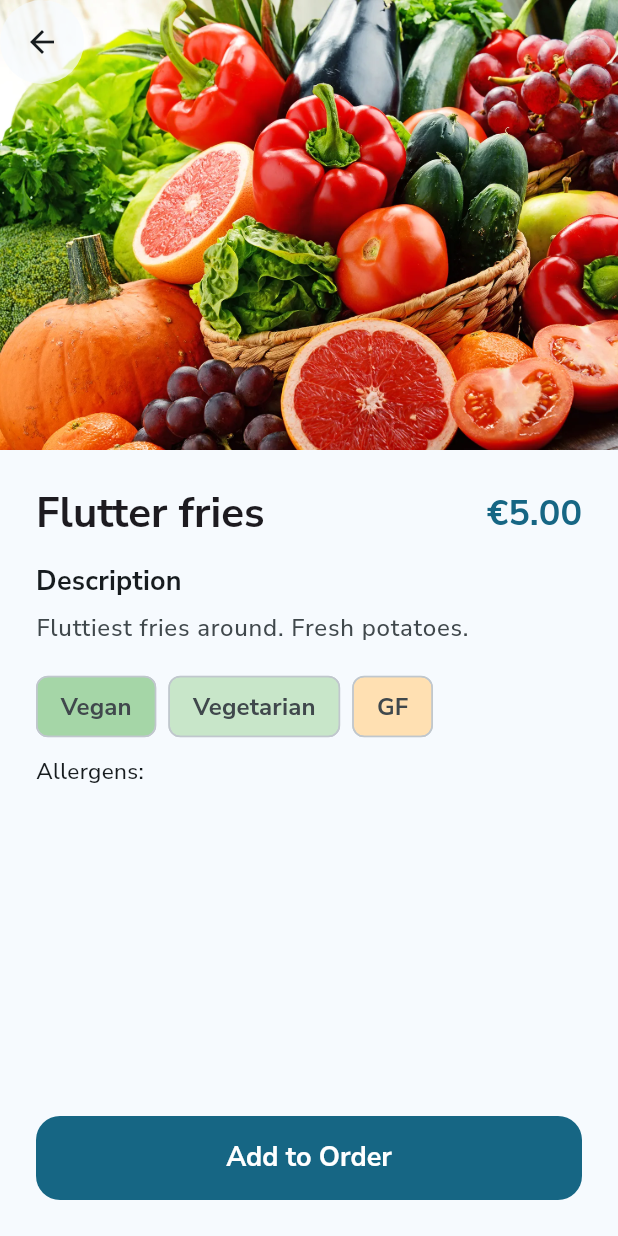
After one commit to Stenation/Group10, a Flutter app: the MenuScreen screen opened directly, after a tap on "Flutter fries", on a phone screen of 412 x 824 dp. The commit adds this screen. Run offline on Flutter 3.47's test engine with Material 3 defaults, Android fonts, the phone set to English and light mode, and no system bars; our stand-ins replace google_fonts.

Commit message:
Add details screen (#10)
* Change menu cards to InkWells

* Add placeholder menu item image

* Update menu items to include image

* Add details screen

* Add misc details

```diff
--- a/03-restaurant-app/lib/models/menu_item.dart
+++ b/03-restaurant-app/lib/models/menu_item.dart
@@ -2,10 +2,20 @@ class MenuItem {
   final String name;
   final String description;
   final double price;
+  final bool isVegan;
+  final bool isVegetarian;
+  final bool isGlutenFree;
+  final List<String> allergens;
+  final String imagePath;
 
   const MenuItem({
     required this.name,
     required this.description,
     required this.price,
+    required this.imagePath,
+    this.isVegan = false,
+    this.isVegetarian = false,
+    this.isGlutenFree = false,
+    this.allergens = const [],
   });
 }
--- /dev/null
+++ b/03-restaurant-app/lib/presentation/screens/details_screen.dart
@@ -0,0 +1,150 @@
+import 'package:flutter/material.dart';
+import 'package:week03/models/menu_item.dart';
+
+class DetailsScreen extends StatelessWidget {
+  final MenuItem item;
+
+  const DetailsScreen({super.key, required this.item});
+
+  @override
+  Widget build(BuildContext context) {
+    final theme = Theme.of(context);
+    final colorScheme = theme.colorScheme;
+
+    return Scaffold(
+      extendBodyBehindAppBar: true,
+      appBar: AppBar(
+        backgroundColor: Colors.transparent,
+        elevation: 0,
+        leading: CircleAvatar(
+          backgroundColor: colorScheme.surface.withValues(alpha: 0.7),
+          child: BackButton(color: colorScheme.onSurface),
+        ),
+      ),
+      body: Column(
+        children: [
+          Container(
+            height: 300,
+            width: double.infinity,
+            decoration: BoxDecoration(
+              color: colorScheme.primaryContainer,
+              image: DecorationImage(
+                image: Image.asset(item.imagePath).image,
+                fit: BoxFit.cover,
+              ),
+            ),
+          ),
+
+          Expanded(
+            child: Container(
+              padding: const EdgeInsets.all(24),
+              decoration: BoxDecoration(
+                color: colorScheme.surface,
+                borderRadius: const BorderRadius.vertical(
+                  top: Radius.circular(30),
+                ),
+              ),
+              child: Column(
+                crossAxisAlignment: CrossAxisAlignment.start,
+                children: [
+                  Row(
+                    mainAxisAlignment: MainAxisAlignment.spaceBetween,
+                    children: [
+                      Expanded(
+                        child: Text(
+                          item.name,
+                          style: theme.textTheme.headlineMedium?.copyWith(
+                            fontWeight: FontWeight.bold,
+                          ),
+                        ),
+                      ),
+                      Text(
+                        '€${item.price.toStringAsFixed(2)}',
+                        style: theme.textTheme.headlineSmall?.copyWith(
+                          color: colorScheme.primary,
+                          fontWeight: FontWeight.bold,
+                        ),
+                      ),
+                    ],
+                  ),
+                  const SizedBox(height: 16),
+                  Text(
+                    "Description",
+                    style: theme.textTheme.titleMedium?.copyWith(
+                      fontWeight: FontWeight.bold,
+                    ),
+                  ),
+                  const SizedBox(height: 8),
+                  Text(
+                    item.description,
+                    style: theme.textTheme.bodyLarge?.copyWith(
+                      color: colorScheme.onSurfaceVariant,
+                      height: 1.5,
+                    ),
+                  ),
+
+                  const SizedBox(height: 16),
+
+                  Wrap(
+                    spacing: 8,
+                    children: [
+                      if (item.isVegan)
+                        Chip(
+                          label: Text('Vegan'),
+                          backgroundColor: Colors.green.shade200,
+                        ),
+                      if (item.isVegetarian)
+                        Chip(
+                          label: Text('Vegetarian'),
+                          backgroundColor: Colors.green.shade100,
+                        ),
+                      if (item.isGlutenFree)
+                        Chip(
+                          label: Text('GF'),
+                          backgroundColor: Colors.orange.shade100,
+                        ),
+                    ],
+                  ),
+                  Padding(
+                    padding: const EdgeInsets.only(top: 8.0),
+                    child: Text('Allergens: ${item.allergens.join(", ")}'),
+                  ),
+
+                  const Spacer(),
+
+                  SizedBox(
+                    width: double.infinity,
+                    height: 56,
+                    child: ElevatedButton(
+                      onPressed: () {
+                        ScaffoldMessenger.of(context).showSnackBar(
+                          SnackBar(
+                            content: Text('${item.name} added to cart!'),
+                          ),
+                        );
+                      },
+                      style: ElevatedButton.styleFrom(
+                        backgroundColor: colorScheme.primary,
+                        foregroundColor: colorScheme.onPrimary,
+                        shape: RoundedRectangleBorder(
+                          borderRadius: BorderRadius.circular(16),
+                        ),
+                      ),
+                      child: const Text(
+                        'Add to Order',
+                        style: TextStyle(
+                          fontSize: 18,
+                          fontWeight: FontWeight.bold,
+                        ),
+                      ),
+                    ),
+                  ),
+                ],
+              ),
+            ),
+          ),
+        ],
+      ),
+    );
+  }
+}
--- a/03-restaurant-app/lib/presentation/screens/menu_screen.dart
+++ b/03-restaurant-app/lib/presentation/screens/menu_screen.dart
@@ -1,4 +1,5 @@
 import 'package:flutter/material.dart';
+import 'package:week03/presentation/screens/details_screen.dart';
 
 import '../../data/menu_data.dart';
 
@@ -31,24 +32,38 @@ class MenuScreen extends StatelessWidget {
                 child: Text(category.name, style: theme.textTheme.titleLarge),
               ),
               ...category.items.map((item) {
-                return Container(
+                return Card(
                   margin: const EdgeInsets.symmetric(
                     vertical: 7,
                     horizontal: 4,
                   ),
-                  padding: const EdgeInsets.all(14),
-                  decoration: BoxDecoration(
+                  clipBehavior:
+                      Clip.hardEdge, // Ensures ripple stays inside corners
                   color: colorScheme.surfaceContainerLow,
+                  elevation: 0,
+                  shape: RoundedRectangleBorder(
                     borderRadius: BorderRadius.circular(10),
                   ),
+                  child: InkWell(
+                    onTap: () {
+                      Navigator.of(context).push(
+                        MaterialPageRoute(
+                          builder: (ctx) => DetailsScreen(item: item),
+                        ),
+                      );
+                    },
+                    child: Padding(
+                      padding: const EdgeInsets.all(14),
                       child: Column(
                         crossAxisAlignment: CrossAxisAlignment.start,
                         children: [
                           Row(
                             mainAxisAlignment: MainAxisAlignment.spaceBetween,
-                        crossAxisAlignment: CrossAxisAlignment.center,
                             children: [
-                          Text(item.name, style: theme.textTheme.titleMedium),
+                              Text(
+                                item.name,
+                                style: theme.textTheme.titleMedium,
+                              ),
                               Container(
                                 padding: const EdgeInsets.symmetric(
                                   horizontal: 10,
@@ -76,6 +91,8 @@ class MenuScreen extends StatelessWidget {
                           ),
                         ],
                       ),
+                    ),
+                  ),
                 );
               }),
               if (categoryIndex != menuCategories.length - 1)
--- a/03-restaurant-app/pubspec.yaml
+++ b/03-restaurant-app/pubspec.yaml
@@ -20,3 +20,4 @@ flutter:
   uses-material-design: true
   assets:
     - assets/images/restaurant_hero.webp
+    - assets/images/menu/
```
Also changed, not shown: 03-restaurant-app/lib/data/menu_data.dart (+71 -5 lines), 03-restaurant-app/assets/images/menu/item.jpg (added). Lines whose indentation alone changed are shown as unchanged.
